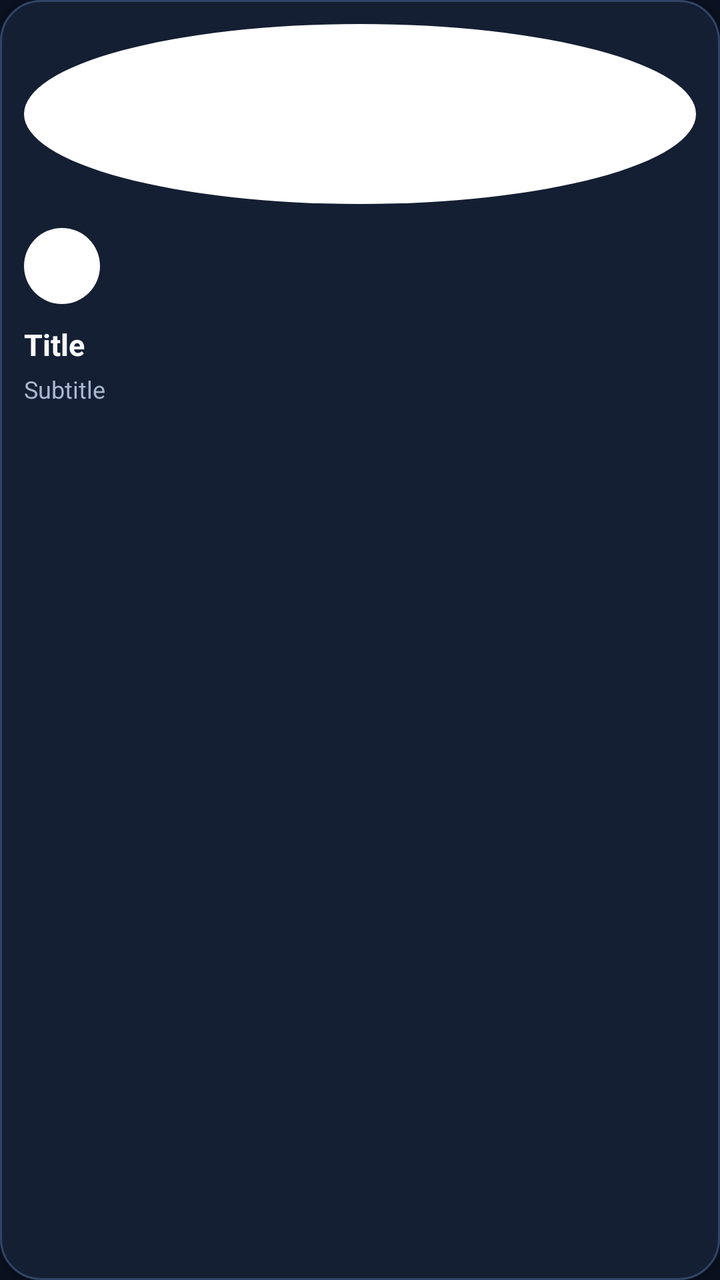
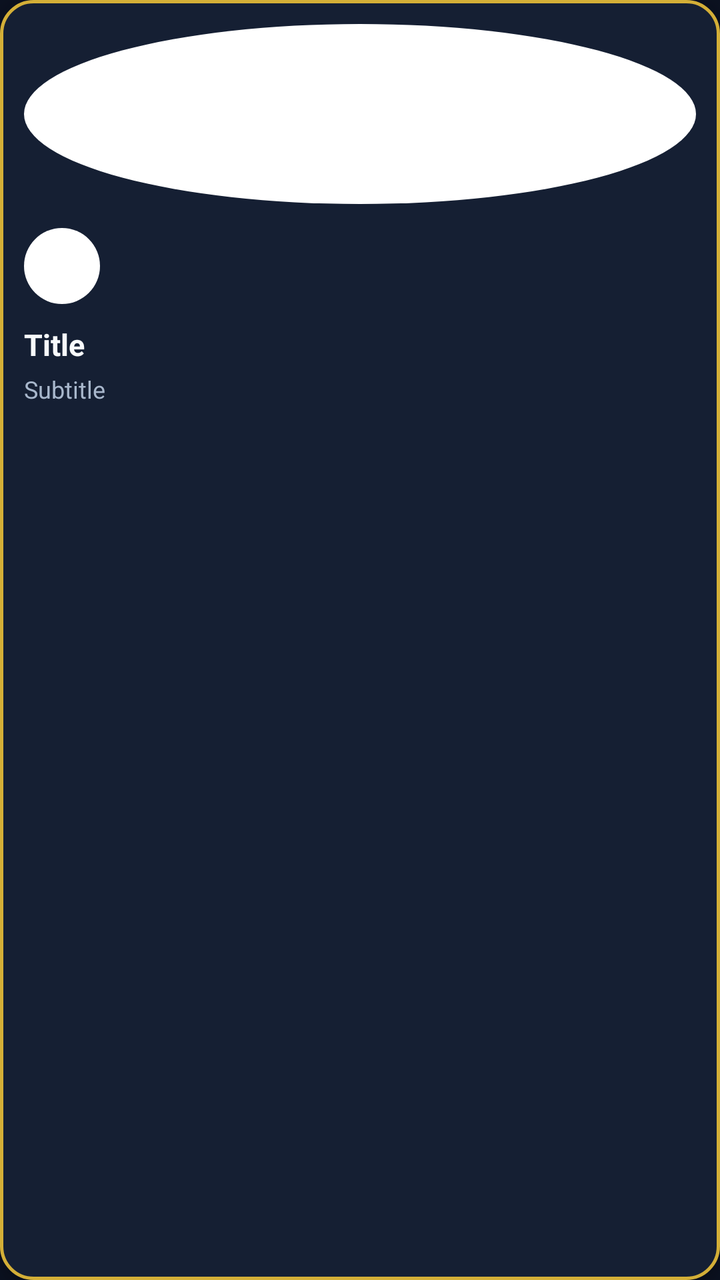

Compare the two renders of this Android layout. The source of the first and the diff that turns it into the second are given below.
<!-- AndroidManifest.xml: application theme Theme.GymTrackerPro -->
<!-- res/layout/item_home_tile.xml -->
<?xml version="1.0" encoding="utf-8"?>
<LinearLayout xmlns:android="http://schemas.android.com/apk/res/android"
    android:layout_width="0dp"
    android:layout_height="wrap_content"
    android:layout_weight="1"
    android:background="@drawable/bg_home_tile"
    android:clickable="true"
    android:elevation="4dp"
    android:focusable="true"
    android:orientation="vertical"
    android:padding="12dp">

    <ImageView
        android:id="@+id/imageTilePhoto"
        android:layout_width="match_parent"
        android:layout_height="90dp"
        android:background="@drawable/bg_tile_icon"
        android:contentDescription="@null"
        android:scaleType="centerCrop" />

    <ImageView
        android:id="@+id/imageTileIcon"
        android:layout_width="38dp"
        android:layout_height="38dp"
        android:layout_marginTop="12dp"
        android:background="@drawable/bg_tile_icon"
        android:contentDescription="@null"
        android:padding="9dp" />

    <TextView
        android:id="@+id/textTileTitle"
        android:layout_width="match_parent"
        android:layout_height="wrap_content"
        android:layout_marginTop="10dp"
        android:text="Title"
        android:textColor="#F8FAFC"
        android:textSize="15sp"
        android:textStyle="bold" />

    <TextView
        android:id="@+id/textTileSubtitle"
        android:layout_width="match_parent"
        android:layout_height="wrap_content"
        android:layout_marginTop="4dp"
        android:minHeight="34dp"
        android:gravity="top"
        android:text="Subtitle"
        android:textColor="#A8B7CC"
        android:textSize="12sp"
        android:lineSpacingExtra="2dp" />

</LinearLayout>
<!-- resources referenced by this layout -->
<resources>
  <!-- drawable bg_home_tile (drawable) -->
  <?xml version="1.0" encoding="utf-8"?>
  <shape xmlns:android="http://schemas.android.com/apk/res/android"
      android:shape="rectangle">
  
      <solid android:color="#151F33" />
  
      <corners android:radius="20dp" />
  
      <stroke
          android:width="1dp"
          android:color="#304566" />
  
      <padding
          android:left="1dp"
          android:top="1dp"
          android:right="1dp"
          android:bottom="1dp" />
  
  </shape>
  <!-- drawable bg_tile_icon (drawable) -->
  <?xml version="1.0" encoding="utf-8"?>
  <shape xmlns:android="http://schemas.android.com/apk/res/android"
      android:shape="oval">
      <solid android:color="#FFFFFF" />
  </shape>
  <style name="Theme.GymTrackerPro" parent="Base.Theme.GymTrackerPro" />
  <style name="Base.Theme.GymTrackerPro" parent="Theme.Material3.Dark.NoActionBar">
          <item name="colorPrimary">@color/gt_blue</item>
          <item name="colorSurface">@color/gt_surface</item>
          <item name="android:windowBackground">@color/gt_background</item>
  
          
          <item name="android:statusBarColor">@color/gt_background</item>
          <item name="android:navigationBarColor">@color/gt_background</item>
          <item name="android:windowLightStatusBar">false</item>
      </style>
  <color name="gt_blue">#60A5FA</color>
  <color name="gt_surface">#151F33</color>
  <color name="gt_background">#0B1120</color>
</resources>

<!-- the commit's change to res/layout/item_home_tile.xml (unified diff, before → after) -->
@@ -3,7 +3,7 @@
     android:layout_width="0dp"
     android:layout_height="wrap_content"
     android:layout_weight="1"
-    android:background="@drawable/bg_home_tile"
+    android:background="@drawable/bg_home_tile_gold"
     android:clickable="true"
     android:elevation="4dp"
     android:focusable="true"
<!-- resource entries referenced after the edit -->
@@ -1,23 +1,17 @@
 <!-- resources referenced by this layout -->
 <resources>
-  <!-- drawable bg_home_tile (drawable) -->
+  <!-- drawable bg_home_tile_gold (drawable) -->
   <?xml version="1.0" encoding="utf-8"?>
   <shape xmlns:android="http://schemas.android.com/apk/res/android"
       android:shape="rectangle">
   
       <solid android:color="#151F33" />
   
-      <corners android:radius="20dp" />
+      <stroke
+          android:width="1.5dp"
+          android:color="#D4AF37" />
   
-      <stroke
-          android:width="1dp"
-          android:color="#304566" />
-  
-      <padding
-          android:left="1dp"
-          android:top="1dp"
-          android:right="1dp"
-          android:bottom="1dp" />
+      <corners android:radius="16dp" />
   
   </shape>
   <!-- drawable bg_tile_icon (drawable) -->
